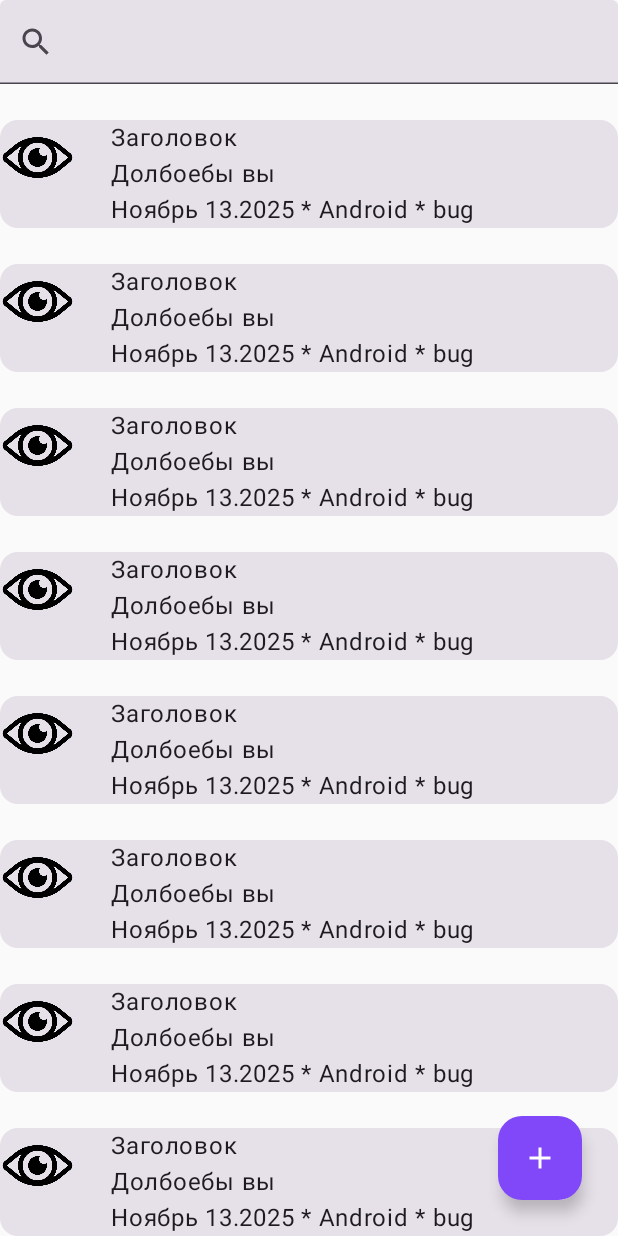
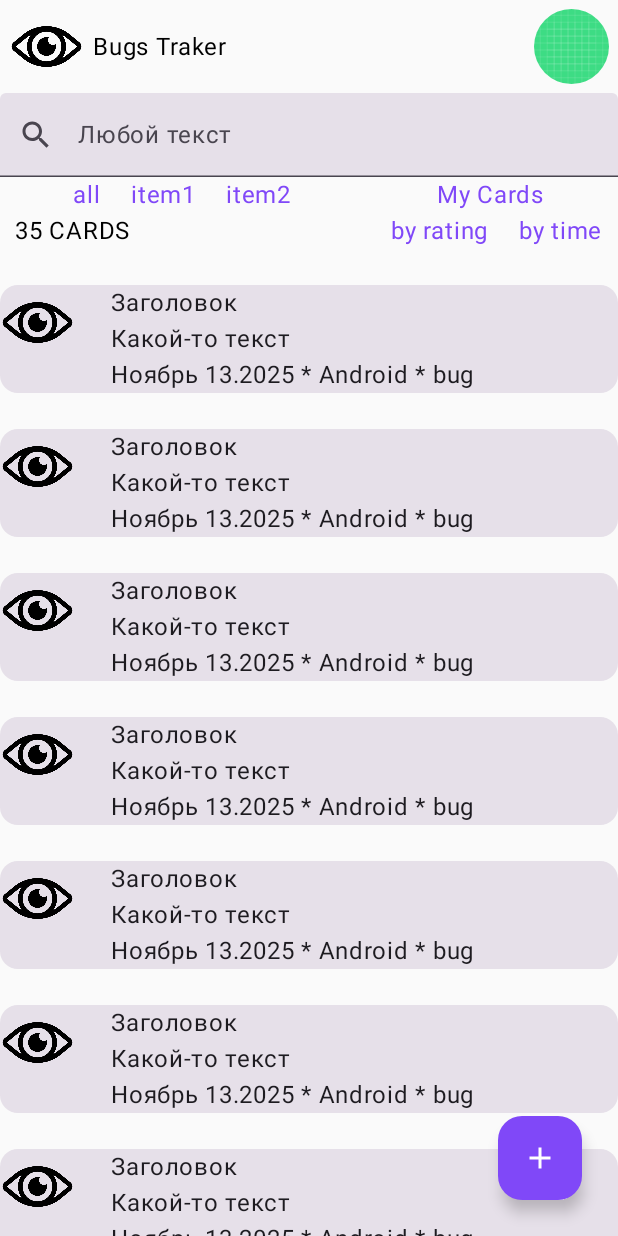
Before and after one commit to Savexiby/bugsTraker, an Android app built with Jetpack Compose: the screen it shows after launch (MainActivity), after a tap on "Войти", on a phone screen of 412 x 824 dp. Run offline under Robolectric (Android 15) with nearby library versions, the phone set to English and light mode, and no system bars; pictures from the network do not load.

Commit message:
проведена работа над экраном BugsList

```diff
--- a/app/build.gradle.kts
+++ b/app/build.gradle.kts
@@ -40,6 +40,7 @@ android {
 }
 
 dependencies {
+    implementation("io.coil-kt.coil3:coil-compose:3.1.0")
     implementation(libs.androidx.compose.bom.v20250101)
     implementation(libs.material3)
 
--- a/app/src/main/java/com/example/bugstrakerapp/ui/bugslist/BugsList.kt
+++ b/app/src/main/java/com/example/bugstrakerapp/ui/bugslist/BugsList.kt
@@ -2,6 +2,7 @@ package com.example.bugstrakerapp.ui.bugslist
 
 import androidx.compose.foundation.Image
 import androidx.compose.foundation.background
+import androidx.compose.foundation.layout.Arrangement
 import androidx.compose.foundation.layout.Box
 import androidx.compose.foundation.layout.Column
 import androidx.compose.foundation.layout.Row
@@ -10,6 +11,7 @@ import androidx.compose.foundation.layout.fillMaxWidth
 import androidx.compose.foundation.layout.padding
 import androidx.compose.foundation.layout.size
 import androidx.compose.foundation.lazy.LazyColumn
+import androidx.compose.foundation.shape.CircleShape
 import androidx.compose.material.icons.Icons
 import androidx.compose.material.icons.filled.Add
 import androidx.compose.material.icons.filled.Search
@@ -28,45 +30,54 @@ import androidx.compose.runtime.mutableStateOf
 import androidx.compose.runtime.remember
 import androidx.compose.ui.Alignment
 import androidx.compose.ui.Modifier
+import androidx.compose.ui.draw.clip
 import androidx.compose.ui.focus.focusModifier
 import androidx.compose.ui.graphics.Color
+import androidx.compose.ui.layout.ContentScale
 import androidx.compose.ui.res.painterResource
+import androidx.compose.ui.res.stringResource
 import androidx.compose.ui.tooling.preview.Preview
 import androidx.compose.ui.unit.dp
+import coil3.compose.AsyncImage
 import com.example.bugstrakerapp.R
 import com.example.bugstrakerapp.ui.theme.BugsTrakerAppTheme
+import com.example.bugstrakerapp.ui.theme.Padding
 import com.example.bugstrakerapp.ui.theme.padding
 
 
-@Preview
+@Preview(showBackground = true)
 @Composable
-fun BugsList()
-{
+fun BugsList() {
     BugsTrakerAppTheme {
         val search = remember { mutableStateOf("") }
         Box(modifier = Modifier.fillMaxSize()) {
             Column {
+                TopTab()
                 TextField(
                     value = search.value,
                     modifier = Modifier.fillMaxWidth(),
                     onValueChange = { search.value = it },
-                    leadingIcon = { Icon(Icons.Default.Search, contentDescription = "") }
+                    leadingIcon = { Icon(Icons.Default.Search, contentDescription = "") },
+                    placeholder = { Text(text = "Любой текст") }
                 )
+                SelectionTab(items = listOf("all", "item1", "item2"))
+                FilterTab(35)
                 LazyColumn {
                     items(11) {
                         ItemList(
                             title = "Заголовок",
-                            text = "Долбоебы вы",
+                            text = "Какой-то текст",
                             date = "Ноябрь 13.2025",
                             type = "Android * bug",
                         )
                     }
                 }
             }
-            FloatingActionButton (
+            FloatingActionButton(
                 onClick = {},
                 containerColor = MaterialTheme.colorScheme.primary,
-                modifier = Modifier.align(Alignment.BottomEnd)
+                modifier = Modifier
+                    .align(Alignment.BottomEnd)
                     .padding(padding.padding24)
                     .size(56.dp)
             ) {
@@ -80,22 +91,108 @@ fun BugsList()
 
 @Composable
 private fun ItemList(
-    title:String,
-    text:String,
-    date:String,
-    type:String
-)
-{
-    Card(modifier = Modifier.fillMaxWidth().padding(top = padding.padding24)) {
+    title: String,
+    text: String,
+    date: String,
+    type: String
+) {
+    Card(
+        modifier = Modifier
+            .fillMaxWidth()
+            .padding(top = padding.padding24)
+    ) {
         Row {
-            Image(painter = painterResource(R.drawable.openeye),
+            AsyncImage(
+                model = "",
+                placeholder = painterResource(R.drawable.openeye),
+                error = painterResource(R.drawable.openeye),
                 contentDescription = null,
-                modifier = Modifier.size(50.dp))
-            Column (modifier = Modifier.padding(horizontal = padding.padding24)){
-                Text(text=title)
-                Text(text=text)
-                Text(text= date + " * "+type)
+                modifier = Modifier.size(50.dp)
+            )
+            Column(modifier = Modifier.padding(horizontal = padding.padding24)) {
+                Text(text = title)
+                Text(text = text)
+                Text(text = date + " * " + type)
             }
         }
     }
 }
+
+@Composable
+private fun SelectionTab(items: List<String>) {
+    Row(horizontalArrangement = Arrangement.SpaceAround, modifier = Modifier.fillMaxWidth()) {
+        Row {
+            items.forEach { item ->
+                Text(
+                    text = "$item",
+                    color = MaterialTheme.colorScheme.primary,
+                    modifier = Modifier.padding(horizontal = padding.padding10)
+                )
+            }
+        }
+        Text(
+            text = stringResource(id = R.string.mycards),
+            color = MaterialTheme.colorScheme.primary,
+            modifier = Modifier.padding(horizontal = padding.padding10)
+        )
+    }
+
+}
+
+@Composable
+private fun FilterTab(count: Int) {
+    Row(horizontalArrangement = Arrangement.SpaceBetween, modifier = Modifier.fillMaxWidth()) {
+        Text(
+            text = "$count CARDS",
+            modifier = Modifier.padding(start = padding.padding10)
+        )
+        Row {
+            Text(
+                text = "by rating",
+                modifier = Modifier.padding(horizontal = padding.padding10),
+                color = MaterialTheme.colorScheme.primary
+            )
+            Text(
+                text = "by time",
+                modifier = Modifier.padding(horizontal = padding.padding10),
+                color = MaterialTheme.colorScheme.primary
+            )
+        }
+    }
+
+}
+
+@Composable
+private fun TopTab() {
+    Row(
+        horizontalArrangement = Arrangement.SpaceBetween,
+        modifier = Modifier.fillMaxWidth(),
+
+    ) {
+        Row(verticalAlignment = Alignment.CenterVertically) {
+            Image(
+                painter = painterResource(R.drawable.openeye),
+                contentDescription = null,
+                contentScale = ContentScale.Crop,
+                modifier = Modifier
+                    .padding(all = padding.padding6)
+                    .size(50.dp)
+                    .clip(CircleShape)
+            )
+
+            Text(text = "Bugs Traker")
+        }
+        AsyncImage(
+            model = "",
+            contentDescription = null,
+            placeholder = painterResource(R.drawable.ic_launcher_background),
+            error = painterResource(R.drawable.ic_launcher_background),
+            contentScale = ContentScale.Crop,
+            modifier = Modifier
+                .padding(all = padding.padding6)
+                .size(50.dp)
+                .clip(CircleShape)
+
+        )
+    }
+}
--- a/app/src/main/java/com/example/bugstrakerapp/ui/theme/Padding.kt
+++ b/app/src/main/java/com/example/bugstrakerapp/ui/theme/Padding.kt
@@ -4,11 +4,15 @@ import androidx.compose.ui.unit.Dp
 import androidx.compose.ui.unit.dp
 
 data class Padding(
+    val padding2: Dp,
+    val padding6:Dp,
     val padding10: Dp,
-    val padding24: Dp
-)
+    val padding24: Dp,
+    )
 
 val padding = Padding(
+    padding2 = 2.dp,
+    padding6 = 6.dp,
     padding10 = 10.dp,
     padding24 = 24.dp
 )
--- a/app/src/main/res/values/strings.xml
+++ b/app/src/main/res/values/strings.xml
@@ -3,4 +3,5 @@
     <string name="useragreement">пользовательское соглашение</string>
     <string name="privacypolicy">политику конфиденциальности</string>
     <string name="learnmore">Узнайть больше о KAURCEV ID</string>
+    <string name="mycards">My Cards</string>
 </resources>
```
